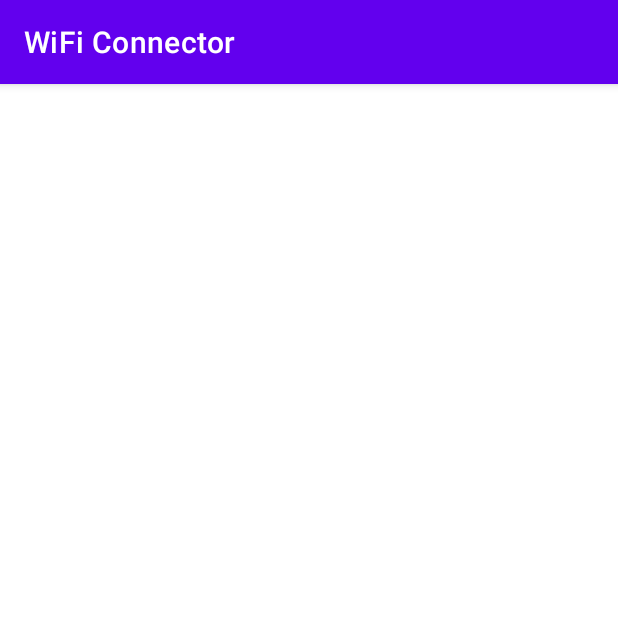
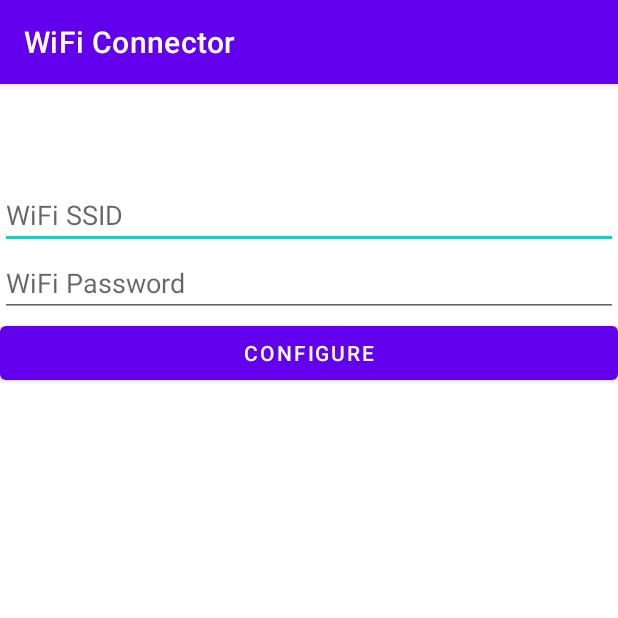
Before and after one commit to LittleTealeaf/CSC-375-Final-Part-1, an Android app: the DeviceActivity screen opened directly, with no data from a screen before it, on a phone screen of 412 x 824 dp, the top half of it. Run offline under Robolectric (Android 15) with nearby library versions, the phone set to English and light mode, and no system bars; our stand-ins replace RxJava; libraries missing offline, so code that uses them is left out: com.harrysoft.androidbluetoothserial; 2 statements that could not run were skipped.

Commit message:
Added SSID/Password Input

```diff
--- a/android/app/src/main/java/com/quinnipiac/edu/wificonnector/DeviceActivity/DeviceActivity.java
+++ b/android/app/src/main/java/com/quinnipiac/edu/wificonnector/DeviceActivity/DeviceActivity.java
@@ -3,6 +3,7 @@ package com.quinnipiac.edu.wificonnector.DeviceActivity;
 import android.annotation.SuppressLint;
 import android.os.Bundle;
 import android.util.Log;
+import android.widget.EditText;
 import android.widget.TextView;
 
 import androidx.annotation.LongDef;
@@ -24,6 +25,8 @@ import io.reactivex.android.schedulers.AndroidSchedulers;
 import io.reactivex.schedulers.Schedulers;
 
 public class DeviceActivity extends AppCompatActivity {
+
+    // TODO add "ordered" messages, which the device automatically will respond a PACKET/RECEIVED message indicating "hey, I got this message" (the content is the topic)
 
     private static final String TAG = "DeviceActivity";
     private static final Set<Integer> COMPATIBLE_VERSIONS;
@@ -48,6 +51,8 @@ public class DeviceActivity extends AppCompatActivity {
     private SimpleBluetoothDeviceInterface deviceInterface;
     private BluetoothManager bluetoothManager;
 
+    private EditText inputSSID, inputPassword;
+
     @SuppressLint("CheckResult")
     @Override
     protected void onCreate(@Nullable Bundle savedInstanceState) {
@@ -56,6 +61,11 @@ public class DeviceActivity extends AppCompatActivity {
 
         ((TextView) findViewById(R.id.text_device_name)).setText(getIntent().getStringExtra(MainActivity.KEY_NAME));
         ((TextView) findViewById(R.id.text_device_mac)).setText(getIntent().getStringExtra(MainActivity.KEY_MAC));
+
+        inputSSID = findViewById(R.id.input_wifi_ssid);
+        inputPassword = findViewById(R.id.input_wifi_password);
+
+        findViewById(R.id.button_join_wifi).setOnClickListener((view) -> connectDeviceToWifi(inputSSID.getText().toString(), inputPassword.getText().toString()));
 
 
         bluetoothManager = BluetoothManager.getInstance();
@@ -145,10 +155,12 @@ public class DeviceActivity extends AppCompatActivity {
 
     private void onWifiSSID(String ssid) {
         Log.d(TAG, "onWifiSSID: " + ssid);
+        inputSSID.setText(ssid);
     }
 
     private void onWifiPassword(String password) {
         Log.d(TAG, "onWifiPassword: " + password);
+        inputPassword.setText(password);
     }
 
     private void connectDeviceToWifi(String ssid, String password) {
--- a/android/app/src/main/res/layout/activity_device.xml
+++ b/android/app/src/main/res/layout/activity_device.xml
@@ -14,12 +14,37 @@
             android:textSize="27sp"
             android:textStyle="bold"
             android:text="@string/unknown_device" />
+
     <TextView
             android:layout_width="wrap_content"
             android:layout_height="wrap_content"
-        android:layout_gravity="center_horizontal"
-        android:id="@+id/text_device_mac"
-        android:textSize="20sp"
-        android:textStyle="bold"
-        android:text="@string/mac_default" />
+            android:layout_gravity="center_horizontal"
+            android:id="@+id/text_device_mac"
+            android:textSize="20sp"
+            android:textStyle="bold"
+            android:text="@string/mac_default" />
+
+    <EditText
+            android:layout_width="match_parent"
+            android:layout_height="wrap_content"
+            android:id="@+id/input_wifi_ssid"
+            android:hint="@string/hint_wifi"
+            android:autofillHints=""
+            android:inputType="text" />
+
+    <EditText
+            android:layout_width="match_parent"
+            android:layout_height="wrap_content"
+            android:id="@+id/input_wifi_password"
+            android:hint="@string/hint_password"
+            android:autofillHints=""
+            android:inputType="text"
+            tools:ignore="TextFields" />
+
+    <Button
+            android:layout_width="match_parent"
+            android:layout_height="wrap_content"
+        android:text="@string/button_connect"
+        android:id="@+id/button_join_wifi"
+        />
 </LinearLayout>
```
